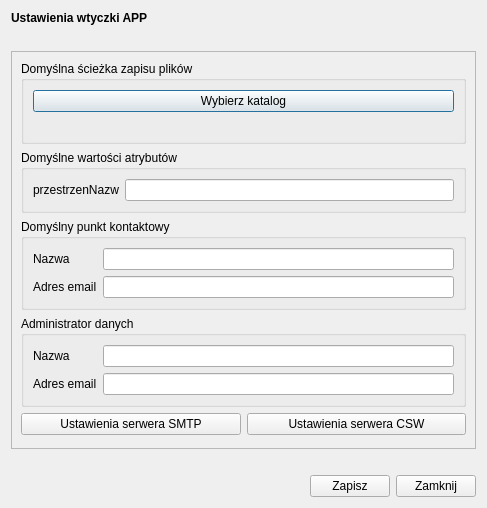
envirosolutionspl/wtyczka_qgis_app, file modules/settings/views/ui/ustawienia_dialog_base.ui: the form before one commit.
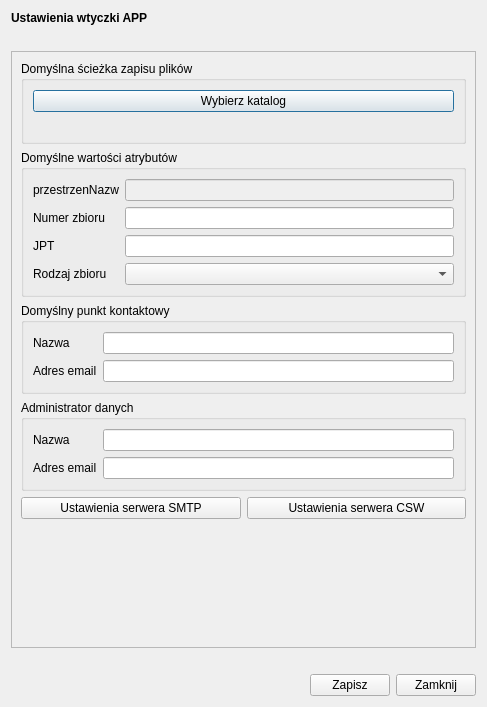
The form after the commit. Custom widgets are drawn as their Qt base class.

```diff
--- a/modules/settings/views/ui/ustawienia_dialog_base.ui
+++ b/modules/settings/views/ui/ustawienia_dialog_base.ui
@@ -10,7 +10,7 @@
     <x>0</x>
     <y>0</y>
     <width>487</width>
-    <height>508</height>
+    <height>707</height>
    </rect>
   </property>
   <property name="windowTitle">
@@ -54,8 +54,8 @@
            <rect>
             <x>0</x>
             <y>0</y>
-            <width>438</width>
-            <height>428</height>
+            <width>459</width>
+            <height>559</height>
            </rect>
           </property>
           <layout class="QVBoxLayout" name="verticalLayout_2">
@@ -96,8 +96,29 @@
              <layout class="QVBoxLayout" name="verticalLayout_5">
               <item>
                <layout class="QGridLayout" name="gridLayout_4">
-                <item row="0" column="1">
-                 <widget class="QgsFilterLineEdit" name="przestrzenNazw_lineEdit">
+                <item row="3" column="0">
+                 <widget class="QLabel" name="rodzajZbioru_lbl">
+                  <property name="text">
+                   <string>Rodzaj zbioru</string>
+                  </property>
+                 </widget>
+                </item>
+                <item row="1" column="0">
+                 <widget class="QLabel" name="numerZbioru_lbl">
+                  <property name="text">
+                   <string>Numer zbioru</string>
+                  </property>
+                 </widget>
+                </item>
+                <item row="2" column="0">
+                 <widget class="QLabel" name="jpt_lbl">
+                  <property name="text">
+                   <string>JPT</string>
+                  </property>
+                 </widget>
+                </item>
+                <item row="2" column="1">
+                 <widget class="QgsFilterLineEdit" name="jpt_lineEdit">
                   <property name="qgisRelation" stdset="0">
                    <string notr="true"/>
                   </property>
@@ -110,6 +131,26 @@
                   </property>
                  </widget>
                 </item>
+                <item row="0" column="1">
+                 <widget class="QgsFilterLineEdit" name="przestrzenNazw_lineEdit">
+                  <property name="enabled">
+                   <bool>false</bool>
+                  </property>
+                  <property name="qgisRelation" stdset="0">
+                   <string notr="true"/>
+                  </property>
+                 </widget>
+                </item>
+                <item row="1" column="1">
+                 <widget class="QgsFilterLineEdit" name="numerZbioru_lineEdit">
+                  <property name="qgisRelation" stdset="0">
+                   <string notr="true"/>
+                  </property>
+                 </widget>
+                </item>
+                <item row="3" column="1">
+                 <widget class="QComboBox" name="rodzajZbioru_comboBox"/>
+                </item>
                </layout>
               </item>
              </layout>
```
